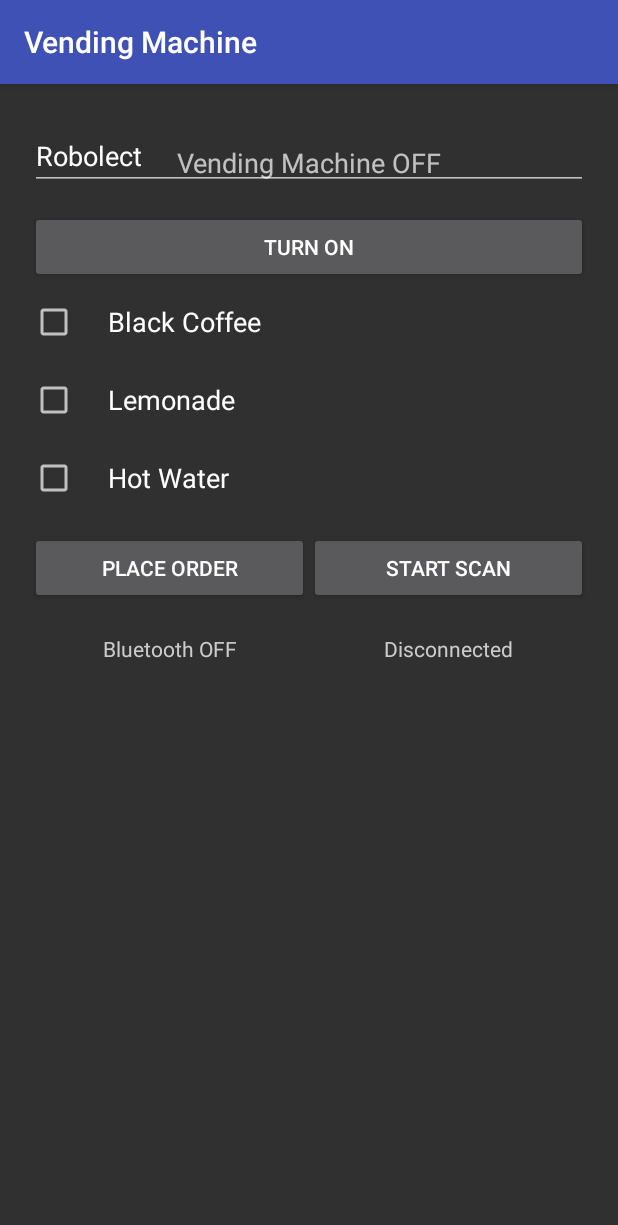
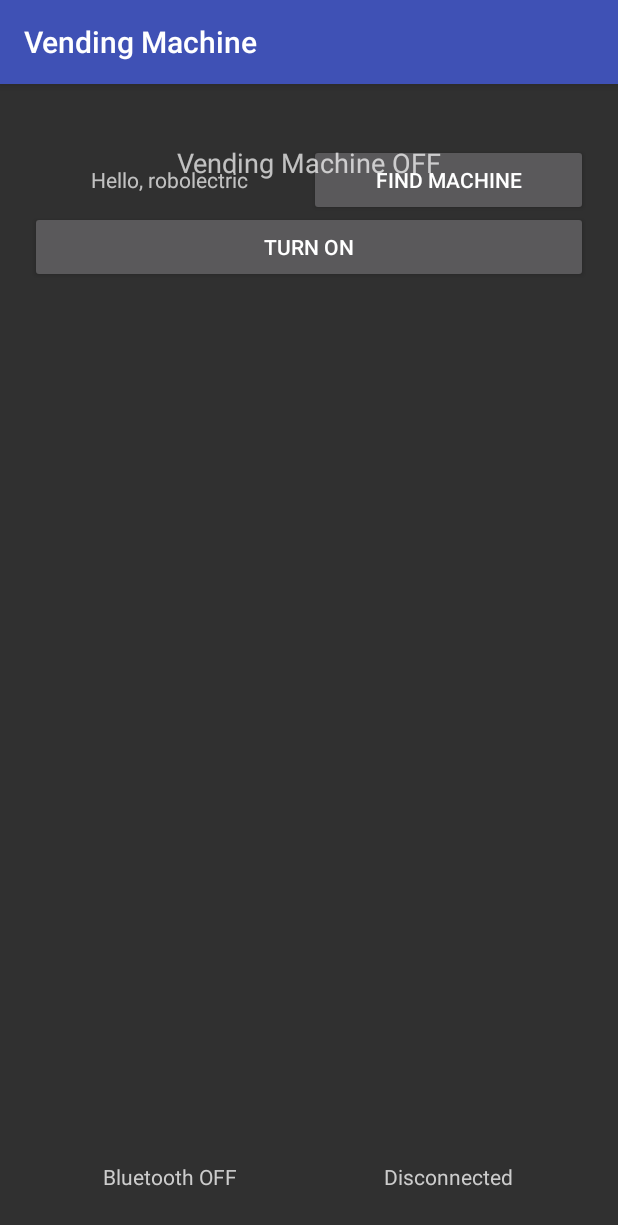
Before and after one commit to mihir-harbinger/VendingMachine, an Android app: the screen it shows after launch (MainActivity), on a phone screen of 412 x 824 dp. Shown: the top 1225 px of the screen. Run offline under Robolectric (Android 15) with nearby library versions, the phone set to English and light mode, and no system bars.

```diff
--- a/app/src/main/java/com/example/mihir/vendingmachine/MainActivity.java
+++ b/app/src/main/java/com/example/mihir/vendingmachine/MainActivity.java
@@ -7,15 +7,18 @@ import android.content.Context;
 import android.content.DialogInterface;
 import android.content.Intent;
 import android.content.IntentFilter;
+import android.os.Build;
 import android.os.Handler;
 import android.support.v7.app.AlertDialog;
 import android.support.v7.app.AppCompatActivity;
 import android.os.Bundle;
+import android.util.Log;
 import android.view.View;
 import android.view.View.OnClickListener;
 import android.widget.Button;
 import android.widget.CheckBox;
 import android.widget.EditText;
+import android.widget.LinearLayout;
 import android.widget.TabHost;
 import android.widget.TextView;
 import android.graphics.Color;
@@ -29,27 +32,20 @@ public class MainActivity extends AppCompatActivity implements OnClickListener {
     private bleScanner mBleScanner;
 
     //ui components
-    private CheckBox chkGreentea;
-    private CheckBox chkBlackCoffee;
-    private CheckBox chkLemonade;
-    private CheckBox chkHotWater;
     private TextView txtBluetoothStatus;
     private TextView txtConnectionStatus;
     private TextView txtAdvertisementStatus;
     private TextView txtPrintMessage;
     private TextView txtStatus;
+    private TextView txtDeviceName;
     private Button btnScan;
     private Button btnPlaceOrder;
     private Button btnToggleMachine;
     private TabHost tabHost;
-    private EditText edtTxtDeviceName;
+    private LinearLayout llMenu;
 
     //handler
     private Handler handler;
-
-    //temp
-    private String deviceMfg;
-    private String deviceModel;
 
     @Override
     protected void onCreate(Bundle savedInstanceState) {
@@ -60,10 +56,6 @@ public class MainActivity extends AppCompatActivity implements OnClickListener {
         mBluetoothManager = (BluetoothManager) getSystemService(Context.BLUETOOTH_SERVICE);
 
         //ui actions
-        chkGreentea     = (CheckBox) findViewById(R.id.checkBox1);
-        chkBlackCoffee  = (CheckBox) findViewById(R.id.checkBox2);
-        chkLemonade     = (CheckBox) findViewById(R.id.checkBox3);
-        chkHotWater     = (CheckBox) findViewById(R.id.checkBox4);
         btnScan         = (Button) findViewById(R.id.button_scan);
         btnPlaceOrder   = (Button) findViewById(R.id.button_placeOrder);
         btnToggleMachine= (Button) findViewById(R.id.button_advertise);
@@ -74,7 +66,10 @@ public class MainActivity extends AppCompatActivity implements OnClickListener {
         txtAdvertisementStatus = (TextView) findViewById(R.id.textView3);
         txtPrintMessage = (TextView) findViewById(R.id.textView5);
         txtStatus = (TextView) findViewById(R.id.textView6);
-        edtTxtDeviceName = (EditText) findViewById(R.id.edtTxtDeviceName);
+        txtDeviceName = (TextView) findViewById(R.id.textView);
+
+        //menu layout
+        llMenu = (LinearLayout) findViewById(R.id.menuLayout);
 
         //onClick listeners
         findViewById(R.id.button_scan).setOnClickListener(this);
@@ -93,9 +88,7 @@ public class MainActivity extends AppCompatActivity implements OnClickListener {
         handler = new Handler();
 
         //set device name
-        //deviceMfg = android.os.Build.MANUFACTURER.substring(0,1).toUpperCase() + android.os.Build.MANUFACTURER.substring(1);
-        deviceModel = android.os.Build.MODEL.substring(0,1).toUpperCase() + android.os.Build.MODEL.substring(1);
-        edtTxtDeviceName.setText(deviceModel);
+        txtDeviceName.setText("Hello, " + Build.MODEL);
 
         //check bluetooth status at startup
         IntentFilter filter = new IntentFilter(BluetoothAdapter.ACTION_STATE_CHANGED);
@@ -196,21 +189,6 @@ public class MainActivity extends AppCompatActivity implements OnClickListener {
                     mBleScanner.sendMessage("REQ");
                 }
                 break;
-//            case R.id.responseIndicator_1:
-//                //Toast.makeText(this, "Call request sent", Toast.LENGTH_SHORT).show();
-//                if (mBleScanner != null) {
-//                    mBleScanner.sendMessage("CALL");
-//                } else if (mAdvertiser != null) {
-//                    mAdvertiser.sendMessage("CALL");
-//                }
-//                break;
-//            case R.id.responseIndicator_2:
-//                if (mBleScanner != null) {
-//                    mBleScanner.sendMessage("TEST");
-//                } else if (mAdvertiser != null) {
-//                    mAdvertiser.sendMessage("TEST");
-//                }
-//                break;
         }
     }
 
@@ -296,6 +274,28 @@ public class MainActivity extends AppCompatActivity implements OnClickListener {
         });
     }
 
+    public void addItemToMenu(final String item){
+        Log.i("FOUND", item);
+
+        final CheckBox cb = new CheckBox(MainActivity.this);
+        cb.setText(item.substring(5));
+        cb.setTextSize(18);
+
+        LinearLayout.LayoutParams lp = new LinearLayout.LayoutParams(LinearLayout.LayoutParams.MATCH_PARENT, LinearLayout.LayoutParams.WRAP_CONTENT);
+        lp.setMargins(0, 50, 0, 50);
+
+        final LinearLayout.LayoutParams lp_copy = lp;
+
+        final View v = new View(this);
+
+        runOnUiThread(new Runnable() {
+            public void run() {
+                llMenu.addView(cb, lp_copy);
+                btnPlaceOrder.setVisibility(v.VISIBLE);
+            }
+        });
+    }
+
     public void isRequestAccepted(final String msg){
 
         Runnable runnable = new Runnable() {
--- a/app/src/main/java/com/example/mihir/vendingmachine/bleAdvertiser.java
+++ b/app/src/main/java/com/example/mihir/vendingmachine/bleAdvertiser.java
@@ -47,7 +47,6 @@ public class bleAdvertiser {
                     public void onConnectionStateChange(BluetoothDevice device, int status, int newState) {
                         super.onConnectionStateChange(device, status, newState);
                         if (newState == BluetoothProfile.STATE_CONNECTED) {
-                            //sendMessage("HELLO");
                             //mActivity.setConnectionStatus("Connected", true);
                             mConnectedDevice = device;
                         } else if (newState == BluetoothProfile.STATE_DISCONNECTED) {
@@ -76,12 +75,20 @@ public class bleAdvertiser {
 
                     @Override
                     public void onCharacteristicWriteRequest(BluetoothDevice device, int requestId, BluetoothGattCharacteristic characteristic, boolean preparedWrite, boolean responseNeeded, int offset, byte[] value) {
+                        final String items[] = {"Green Tea", "Black Coffee", "Lemonade", "Hot Water"};
                         super.onCharacteristicWriteRequest(device, requestId, characteristic, preparedWrite, responseNeeded, offset, value);
                         if (characteristic.getUuid().equals(UUID.fromString(Constants.VM_CHARACTERISTIC_UUID))) {
                             String msg = "";
                             if (value != null) {
                                 msg = new String(value);
-                                mActivity.isRequestAccepted(msg);
+                                if(msg.equals("HANDSHAKE")){
+                                    for (String str: items) {
+                                        sendMessageWithDelay("ITEM "+str);
+                                    }
+                                }
+                                else{
+                                    mActivity.isRequestAccepted(msg);
+                                }
                             }
                             Log.i("bleAdvertiser", "onCharacteristicWriteRequest: " + msg);
                             //mActivity.setMessageText(msg);
@@ -143,7 +150,7 @@ public class bleAdvertiser {
                     mGattserver.notifyCharacteristicChanged(mConnectedDevice, characteristic, false);
                 }
             }
-        }, 5000);
+        }, 1000);
 
     }
 
--- a/app/src/main/java/com/example/mihir/vendingmachine/bleScanner.java
+++ b/app/src/main/java/com/example/mihir/vendingmachine/bleScanner.java
@@ -92,6 +92,7 @@ public class bleScanner {
                             Log.e("bleScanner", "Characteristic discovered: " + mCharacteristic.getUuid());
                             mActivity.setConnectionStatus("Connected", true);
                             gatt.setCharacteristicNotification(mCharacteristic, true);
+                            sendMessage("HANDSHAKE");
                         }
                     }
                 }
@@ -115,7 +116,13 @@ public class bleScanner {
             public void onCharacteristicChanged(BluetoothGatt gatt, BluetoothGattCharacteristic characteristic) {
                 super.onCharacteristicChanged(gatt, characteristic);
                 Log.e("bleScanner", "Characteristic changed value: " + characteristic.getStringValue(0));
-                mActivity.printResponseFromMachine(characteristic.getStringValue(0));
+                String msg = characteristic.getStringValue(0);
+                if(msg.contains("ITEM")){
+                    mActivity.addItemToMenu(msg);
+                }
+                else{
+                    mActivity.printResponseFromMachine(msg);
+                }
             }
         });
     }
--- a/app/src/main/res/layout/activity_main.xml
+++ b/app/src/main/res/layout/activity_main.xml
@@ -48,6 +48,12 @@
                             android:orientation="vertical"
                             android:layout_width="match_parent"
                             android:layout_height="wrap_content"
+                            android:layout_gravity="center_horizontal"></LinearLayout>
+
+                        <LinearLayout
+                            android:orientation="vertical"
+                            android:layout_width="match_parent"
+                            android:layout_height="wrap_content"
                             android:layout_alignParentTop="true"
                             android:layout_centerHorizontal="true"
                             android:id="@+id/linearLayout">
@@ -62,84 +68,22 @@
                                 android:layout_width="match_parent"
                                 android:layout_height="wrap_content"
                                 android:layout_gravity="center_horizontal"
-                                android:layout_marginTop="5dp"
+                                android:layout_marginTop="20dp"
                                 android:focusableInTouchMode="true"
                                 android:layout_marginBottom="20dp">
 
-                                <EditText
-                                    android:layout_width="match_parent"
+                                <TextView
+                                    android:layout_width="fill_parent"
                                     android:layout_height="wrap_content"
-                                    android:inputType="textPersonName"
-                                    android:text="Name"
-                                    android:ems="10"
-                                    android:id="@+id/edtTxtDeviceName"
-                                    android:maxLength="8" />
-                            </LinearLayout>
-
-                            <CheckBox
-                                android:layout_width="match_parent"
-                                android:layout_height="wrap_content"
-                                android:text="Green tea"
-                                android:id="@+id/checkBox1"
-                                android:paddingLeft="@dimen/padding_checkbox"
-                                android:layout_below="@+id/linearLayout"
-                                android:layout_centerHorizontal="true"
-                                android:checked="false"
-                                android:textSize="18dp"
-                                android:layout_marginBottom="20dp" />
-
-                            <CheckBox
-                                android:layout_width="match_parent"
-                                android:layout_height="wrap_content"
-                                android:text="Black Coffee"
-                                android:id="@+id/checkBox2"
-                                android:paddingLeft="@dimen/padding_checkbox"
-                                android:layout_below="@+id/linearLayout"
-                                android:layout_centerHorizontal="true"
-                                android:checked="false"
-                                android:textSize="18dp"
-                                android:layout_marginBottom="20dp" />
-
-                            <CheckBox
-                                android:layout_width="match_parent"
-                                android:layout_height="wrap_content"
-                                android:text="Lemonade"
-                                android:id="@+id/checkBox3"
-                                android:paddingLeft="@dimen/padding_checkbox"
-                                android:layout_below="@+id/linearLayout"
-                                android:layout_centerHorizontal="true"
-                                android:checked="false"
-                                android:textSize="18dp"
-                                android:layout_marginBottom="20dp" />
-
-                            <CheckBox
-                                android:layout_width="match_parent"
-                                android:layout_height="wrap_content"
-                                android:text="Hot Water"
-                                android:id="@+id/checkBox4"
-                                android:paddingLeft="@dimen/padding_checkbox"
-                                android:layout_below="@+id/linearLayout"
-                                android:layout_centerHorizontal="true"
-                                android:checked="false"
-                                android:textSize="18dp"
-                                android:layout_marginBottom="20dp" />
-
-                            <LinearLayout
-                                android:orientation="horizontal"
-                                android:layout_width="match_parent"
-                                android:layout_height="wrap_content">
+                                    android:text="New Text"
+                                    android:id="@+id/textView"
+                                    android:layout_weight="0.5"
+                                    android:textAlignment="center" />
 
                                 <Button
                                     android:layout_width="fill_parent"
                                     android:layout_height="wrap_content"
-                                    android:text="Place Order"
-                                    android:id="@+id/button_placeOrder"
-                                    android:layout_weight="0.5" />
-
-                                <Button
-                                    android:layout_width="fill_parent"
-                                    android:layout_height="wrap_content"
-                                    android:text="Start Scan"
+                                    android:text="Find Machine"
                                     android:id="@+id/button_scan"
                                     android:layout_centerVertical="true"
                                     android:layout_centerHorizontal="true"
@@ -149,12 +93,54 @@
                         </LinearLayout>
 
                         <LinearLayout
+                            android:orientation="vertical"
+                            android:layout_width="match_parent"
+                            android:layout_height="wrap_content"
+                            android:visibility="visible"
+                            android:id="@+id/menuLayout">
+
+                        </LinearLayout>
+
+                        <LinearLayout
+                            android:orientation="vertical"
+                            android:layout_width="match_parent"
+                            android:layout_height="wrap_content">
+
+                            <Button
+                                android:layout_width="fill_parent"
+                                android:layout_height="wrap_content"
+                                android:text="Place Order"
+                                android:id="@+id/button_placeOrder"
+                                android:layout_weight="0.5"
+                                android:visibility="invisible" />
+
+                            <TextView
+                                android:layout_width="match_parent"
+                                android:layout_height="wrap_content"
+                                android:textAppearance="?android:attr/textAppearanceMedium"
+                                android:id="@+id/textView6"
+                                android:inputType="textMultiLine"
+                                android:textAlignment="center"
+                                android:layout_gravity="center"
+                                android:layout_marginTop="5dp" />
+
+                        </LinearLayout>
+
+                        <RelativeLayout
+                            android:layout_width="match_parent"
+                            android:layout_height="fill_parent"
+                            android:layout_gravity="center_horizontal"
+                            android:layout_alignParentBottom="true"
+                            android:gravity = "bottom"
+                            android:layout_weight="1">
+
+                            <LinearLayout
                                 android:orientation="horizontal"
                                 android:layout_width="match_parent"
                                 android:layout_height="wrap_content"
-                            android:layout_below="@+id/linearLayout"
-                            android:paddingTop="20dp"
-                            android:id="@+id/linearLayout2">
+                                android:id="@+id/linearLayout2"
+                                android:paddingTop="10dp"
+                                android:paddingBottom="10dp">
 
                                 <TextView
                                     android:layout_width="fill_parent"
@@ -175,15 +161,7 @@
                                     android:textColor="#cccccc" />
 
                             </LinearLayout>
-
-                        <TextView
-                            android:layout_width="match_parent"
-                            android:layout_height="wrap_content"
-                            android:textAppearance="?android:attr/textAppearanceMedium"
-                            android:id="@+id/textView6"
-                            android:textAlignment="center"
-                            android:layout_marginTop="40dp"
-                            android:layout_gravity="center" />
+                        </RelativeLayout>
 
                     </LinearLayout>
                     <LinearLayout
```
Lines whose indentation alone changed are shown as unchanged.
